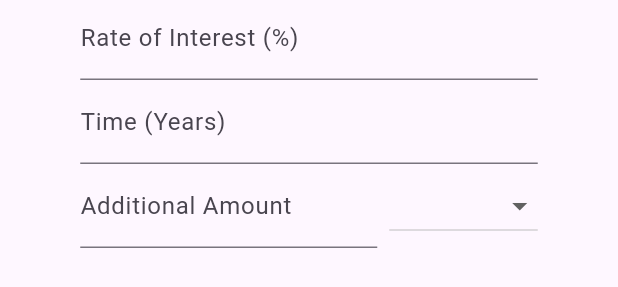
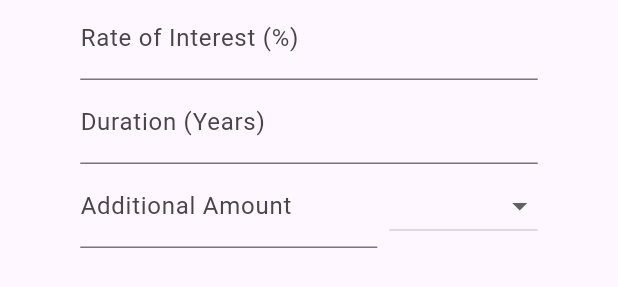
Before and after one commit to Gorm2303/fire-project, a Flutter app: the InputFieldsWidget widget shown alone on an empty page, opened directly with empty values, on a phone screen of 412 x 824 dp. Shown: the part 556-843 px from the top of the screen. Run offline on Flutter 3.47's test engine with Material 3 defaults, Android fonts, the phone set to English and light mode, and no system bars; our stand-ins replace data_table_2; missing offline and left inert: flutter_math_fork.

Commit message:
Refactor "time" to "duration"

```diff
--- a/fire_app/lib/services/presetting_service.dart
+++ b/fire_app/lib/services/presetting_service.dart
@@ -3,63 +3,63 @@ class PresettingService {
     'None': {
       'principal': '0',
       'rate': '0',
-      'time': '0',
+      'duration': '0',
       'additionalAmount': '0',
       'breakPeriod': '0',
     },
     'Medium Investment': {
       'principal': '5000',
       'rate': '7',
-      'time': '25',
+      'duration': '25',
       'additionalAmount': '5000',
       'breakPeriod': '0',
     },
     'Long Light Investment': {
       'principal': '2000',
       'rate': '7',
-      'time': '40',
+      'duration': '40',
       'additionalAmount': '2000',
       'breakPeriod': '0',
     },
     'High Investment': {
       'principal': '10000',
       'rate': '7',
-      'time': '25',
+      'duration': '25',
       'additionalAmount': '10000',
       'breakPeriod': '0',
     },
     'Slightly Extreme Investment': {
       'principal': '15000',
       'rate': '7',
-      'time': '25',
+      'duration': '25',
       'additionalAmount': '15000',
       'breakPeriod': '0',
     },
     'Extreme Investment': {
       'principal': '20000',
       'rate': '7',
-      'time': '20',
+      'duration': '20',
       'additionalAmount': '20000',
       'breakPeriod': '0',
     },
     'High Investment with Break': {
       'principal': '10000',
       'rate': '7',
-      'time': '20',
+      'duration': '20',
       'additionalAmount': '10000',
       'breakPeriod': '10',
     },
     'Long Medium Investment': {
       'principal': '5000',
       'rate': '7',
-      'time': '40',
+      'duration': '40',
       'additionalAmount': '5000',
       'breakPeriod': '0',
     },
     'Aktiesparekonto': {
       'principal': '10000',
       'rate': '7',
-      'time': '1',
+      'duration': '1',
       'additionalAmount': '10000',
       'breakPeriod': '24',
       'taxOption': 'Aktiesparekonto',
@@ -67,21 +67,21 @@ class PresettingService {
     'Child Savings': {
       'principal': '5000',
       'rate': '7',
-      'time': '21',
+      'duration': '21',
       'additionalAmount': '100',
       'breakPeriod': '0',
     },
     'Pension': {
       'principal': '2000',
       'rate': '7',
-      'time': '40',
+      'duration': '40',
       'additionalAmount': '2000',
       'breakPeriod': '0',
     },
     'Child Pension Savings': {
       'principal': '5000',
       'rate': '7',
-      'time': '10',
+      'duration': '10',
       'additionalAmount': '1000',
       'breakPeriod': '50',
     },
--- a/fire_app/lib/widgets/investment_widgets/formula_widget.dart
+++ b/fire_app/lib/widgets/investment_widgets/formula_widget.dart
@@ -4,7 +4,7 @@ import 'package:flutter_math_fork/flutter_math.dart';
 class FormulaWidget extends StatelessWidget {
   final double principal;
   final double rate;
-  final double time;
+  final double duration;
   final double additionalAmount;
   final String contributionFrequency;
 
@@ -12,7 +12,7 @@ class FormulaWidget extends StatelessWidget {
     super.key,
     required this.principal,
     required this.rate,
-    required this.time,
+    required this.duration,
     required this.additionalAmount,
     required this.contributionFrequency,
   });
@@ -38,7 +38,7 @@ class FormulaWidget extends StatelessWidget {
     if (principal > 0) {
       String principalPart = principal.toStringAsFixed(0);
       String ratePart = (rate / 100).toStringAsFixed(3);
-      String exponentPart = "^{$time}";
+      String exponentPart = "^{$duration}";
       String mainFormula = "$principalPart \\times (1 + $ratePart)$exponentPart";
       fullFormula += "A = $mainFormula";
     }
@@ -50,7 +50,7 @@ class FormulaWidget extends StatelessWidget {
 
       // Corrected monthly contributions with remaining months' interest over `t` years
       String monthlyContributionFormula =
-        "\\sum_{t=1}^{$time} \\sum_{k=1}^{12} $contributionText \\times \\left(1 + \\frac{$ratePart}{12} \\times \\frac{12 - k}{12}\\right)^{$time - t}";
+        "\\sum_{t=1}^{$duration} \\sum_{k=1}^{12} $contributionText \\times \\left(1 + \\frac{$ratePart}{12} \\times \\frac{12 - k}{12}\\right)^{$duration - t}";
 
       if (fullFormula.isNotEmpty) {
         fullFormula += " + ";
@@ -62,7 +62,7 @@ class FormulaWidget extends StatelessWidget {
       // Handle yearly contributions (unchanged)
       String contributionText = additionalAmount.toStringAsFixed(0);
       String ratePart = (rate / 100).toStringAsFixed(3);
-      String exponentPart = "^{$time}";
+      String exponentPart = "^{$duration}";
 
       String contributionFormula =
           "$contributionText \\times \\frac{(1 + $ratePart)$exponentPart - 1}{$ratePart}";
--- a/fire_app/lib/widgets/investment_widgets/input_fields_widget.dart
+++ b/fire_app/lib/widgets/investment_widgets/input_fields_widget.dart
@@ -3,7 +3,7 @@ import 'package:flutter/material.dart';
 class InputFieldsWidget extends StatelessWidget {
   final TextEditingController principalController;
   final TextEditingController rateController;
-  final TextEditingController timeController;
+  final TextEditingController durationController;
   final TextEditingController additionalAmountController;
   final String contributionFrequency;
   final Function(String) onContributionFrequencyChanged;  // Callback for dropdown
@@ -17,7 +17,7 @@ class InputFieldsWidget extends StatelessWidget {
     super.key,
     required this.principalController,
     required this.rateController,
-    required this.timeController,
+    required this.durationController,
     required this.additionalAmountController,
     required this.contributionFrequency,
     required this.onContributionFrequencyChanged,
@@ -81,8 +81,8 @@ class InputFieldsWidget extends StatelessWidget {
           SizedBox(
             width: 305,
             child: TextField(
-              controller: timeController,
-              decoration: const InputDecoration(labelText: 'Time (Years)'),
+              controller: durationController,
+              decoration: const InputDecoration(labelText: 'Duration (Years)'),
               keyboardType: TextInputType.number,
               onChanged: (value) => onInputChanged(),  // Trigger recalculation on change
             ),
--- a/fire_app/lib/widgets/the4percent_widget.dart
+++ b/fire_app/lib/widgets/the4percent_widget.dart
@@ -10,7 +10,7 @@ class The4PercentWidget extends StatelessWidget {
   final VoidCallback toggleTaxNote;
   final TextEditingController breakController;
   final double interestGatheredDuringBreak;
-  final TextEditingController withdrawalTimeController;
+  final TextEditingController withdrawalDurationController;
   final TextEditingController taxController;
   final Widget toggleSwitchWidget;
 
@@ -23,7 +23,7 @@ class The4PercentWidget extends StatelessWidget {
     required this.toggleTaxNote,
     required this.breakController,
     required this.interestGatheredDuringBreak,
-    required this.withdrawalTimeController,
+    required this.withdrawalDurationController,
     required this.taxController,
     required this.toggleSwitchWidget,
     required this.totalDeposits,
@@ -56,7 +56,7 @@ class The4PercentWidget extends StatelessWidget {
         SizedBox(
           width: 305,  // Set the fixed width for the TextField
           child: TextField(
-            controller: withdrawalTimeController,
+            controller: withdrawalDurationController,
             decoration: const InputDecoration(labelText: 'Withdrawal Period (Years)'),
             keyboardType: TextInputType.number,
             onChanged: (value) => recalculateValues(),  // Trigger recalculation on change
```
Also changed, not shown: fire_app/lib/screens/calculator_screen.dart (+10 -10 lines).
